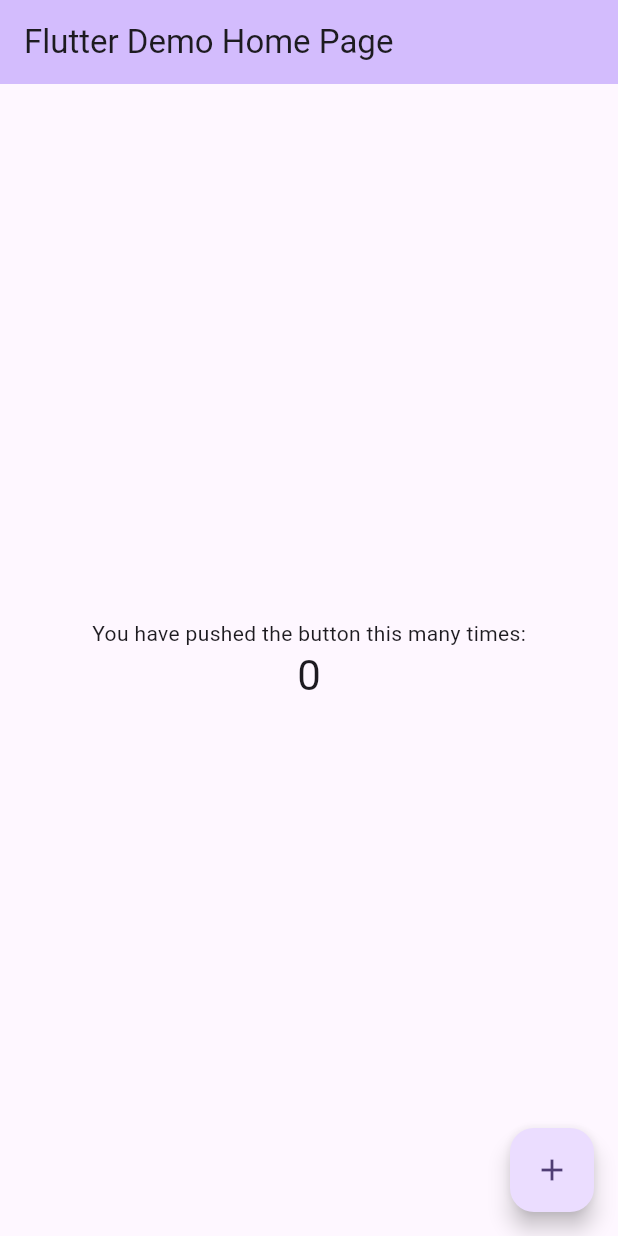
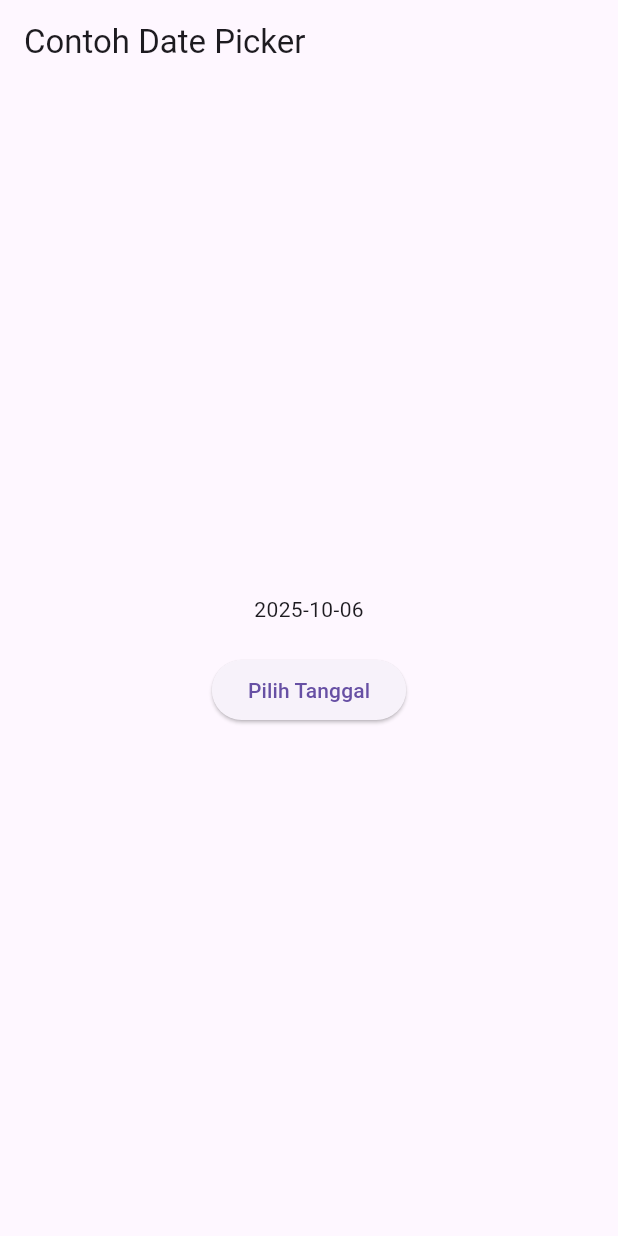
Before and after one commit to GilangAndhika18/flutter-fundamental-part1, a Flutter app: the screen it shows after launch, on a phone screen of 412 x 824 dp. Run offline on Flutter 3.47's test engine with Material 3 defaults, Android fonts, the phone set to English and light mode, and no system bars.

Commit message:
belajar flutter

```diff
--- /dev/null
+++ b/hello_world/lib/basic_widget/date_time_picker.dart
@@ -0,0 +1,47 @@
+import 'dart:async';
+import 'package:flutter/material.dart';
+
+class DatePickerScreen extends StatefulWidget {
+  const DatePickerScreen({Key? key}) : super(key: key);
+
+  @override
+  _DatePickerScreenState createState() => _DatePickerScreenState();
+}
+
+class _DatePickerScreenState extends State<DatePickerScreen> {
+  DateTime selectedDate = DateTime.now();
+
+  Future<void> _selectDate(BuildContext context) async {
+    final DateTime? picked = await showDatePicker(
+      context: context,
+      initialDate: selectedDate,
+      firstDate: DateTime(2015, 8),
+      lastDate: DateTime(2101),
+    );
+    if (picked != null && picked != selectedDate) {
+      setState(() {
+        selectedDate = picked;
+      });
+    }
+  }
+
+  @override
+  Widget build(BuildContext context) {
+    return Scaffold(
+      appBar: AppBar(title: const Text('Contoh Date Picker')),
+      body: Center(
+        child: Column(
+          mainAxisSize: MainAxisSize.min,
+          children: <Widget>[
+            Text("${selectedDate.toLocal()}".split(' ')[0]),
+            const SizedBox(height: 20.0),
+            ElevatedButton(
+              onPressed: () => _selectDate(context),
+              child: const Text('Pilih Tanggal'),
+            ),
+          ],
+        ),
+      ),
+    );
+  }
+}
--- /dev/null
+++ b/hello_world/lib/basic_widget/fab_widget.dart
@@ -0,0 +1,20 @@
+import 'package:flutter/material.dart';
+
+class FabWidget extends StatelessWidget {
+  const FabWidget({Key? key}) : super(key: key);
+
+  @override
+  Widget build(BuildContext context) {
+    return MaterialApp(
+      home: Scaffold(
+        floatingActionButton: FloatingActionButton(
+          onPressed: () {
+            // Add your onPressed code here!
+          },
+          child: const Icon(Icons.thumb_up),
+          backgroundColor: Colors.pink,
+        ),
+      ),
+    );
+  }
+}
--- /dev/null
+++ b/hello_world/lib/basic_widget/loading_cupertino.dart
@@ -0,0 +1,26 @@
+import 'package:flutter/material.dart';
+import 'package:flutter/cupertino.dart';
+
+class LoadingCupertino extends StatelessWidget {
+  const LoadingCupertino({Key? key}) : super(key: key);
+
+  @override
+  Widget build(BuildContext context) {
+    return MaterialApp(
+      home: Container(
+        margin: const EdgeInsets.only(top: 30),
+        color: Colors.white,
+        child: Column(
+          children: <Widget>[
+            CupertinoButton(
+              child: const Text("Contoh button"),
+              onPressed: () {},
+            ),
+            const CupertinoActivityIndicator(),
+          ],
+        ),
+      ),
+    );
+  }
+
+}
--- a/hello_world/lib/main.dart
+++ b/hello_world/lib/main.dart
@@ -1,122 +1,17 @@
+import 'dart:async';
 import 'package:flutter/material.dart';
+import 'package:hello_world/basic_widget/date_time_picker.dart';
 
-void main() {
-  runApp(const MyApp());
-}
+void main() => runApp(const MyApp());
 
 class MyApp extends StatelessWidget {
-  const MyApp({super.key});
+  const MyApp({Key? key}) : super(key: key);
 
-  // This widget is the root of your application.
   @override
   Widget build(BuildContext context) {
-    return MaterialApp(
-      title: 'Flutter Demo',
-      theme: ThemeData(
-        // This is the theme of your application.
-        //
-        // TRY THIS: Try running your application with "flutter run". You'll see
-        // the application has a purple toolbar. Then, without quitting the app,
-        // try changing the seedColor in the colorScheme below to Colors.green
-        // and then invoke "hot reload" (save your changes or press the "hot
-        // reload" button in a Flutter-supported IDE, or press "r" if you used
-        // the command line to start the app).
-        //
-        // Notice that the counter didn't reset back to zero; the application
-        // state is not lost during the reload. To reset the state, use hot
-        // restart instead.
-        //
-        // This works for code too, not just values: Most code changes can be
-        // tested with just a hot reload.
-        colorScheme: ColorScheme.fromSeed(seedColor: Colors.deepPurple),
-      ),
-      home: const MyHomePage(title: 'Flutter Demo Home Page'),
+    return const MaterialApp(
+      title: 'Contoh Date Picker',
+      home: DatePickerScreen(), // 🔹 panggil widget date picker
     );
   }
 }
-
-class MyHomePage extends StatefulWidget {
-  const MyHomePage({super.key, required this.title});
-
-  // This widget is the home page of your application. It is stateful, meaning
-  // that it has a State object (defined below) that contains fields that affect
-  // how it looks.
-
-  // This class is the configuration for the state. It holds the values (in this
-  // case the title) provided by the parent (in this case the App widget) and
-  // used by the build method of the State. Fields in a Widget subclass are
-  // always marked "final".
-
-  final String title;
-
-  @override
-  State<MyHomePage> createState() => _MyHomePageState();
-}
-
-class _MyHomePageState extends State<MyHomePage> {
-  int _counter = 0;
-
-  void _incrementCounter() {
-    setState(() {
-      // This call to setState tells the Flutter framework that something has
-      // changed in this State, which causes it to rerun the build method below
-      // so that the display can reflect the updated values. If we changed
-      // _counter without calling setState(), then the build method would not be
-      // called again, and so nothing would appear to happen.
-      _counter++;
-    });
-  }
-
-  @override
-  Widget build(BuildContext context) {
-    // This method is rerun every time setState is called, for instance as done
-    // by the _incrementCounter method above.
-    //
-    // The Flutter framework has been optimized to make rerunning build methods
-    // fast, so that you can just rebuild anything that needs updating rather
-    // than having to individually change instances of widgets.
-    return Scaffold(
-      appBar: AppBar(
-        // TRY THIS: Try changing the color here to a specific color (to
-        // Colors.amber, perhaps?) and trigger a hot reload to see the AppBar
-        // change color while the other colors stay the same.
-        backgroundColor: Theme.of(context).colorScheme.inversePrimary,
-        // Here we take the value from the MyHomePage object that was created by
-        // the App.build method, and use it to set our appbar title.
-        title: Text(widget.title),
-      ),
-      body: Center(
-        // Center is a layout widget. It takes a single child and positions it
-        // in the middle of the parent.
-        child: Column(
-          // Column is also a layout widget. It takes a list of children and
-          // arranges them vertically. By default, it sizes itself to fit its
-          // children horizontally, and tries to be as tall as its parent.
-          //
-          // Column has various properties to control how it sizes itself and
-          // how it positions its children. Here we use mainAxisAlignment to
-          // center the children vertically; the main axis here is the vertical
-          // axis because Columns are vertical (the cross axis would be
-          // horizontal).
-          //
-          // TRY THIS: Invoke "debug painting" (choose the "Toggle Debug Paint"
-          // action in the IDE, or press "p" in the console), to see the
-          // wireframe for each widget.
-          mainAxisAlignment: MainAxisAlignment.center,
-          children: <Widget>[
-            const Text('You have pushed the button this many times:'),
-            Text(
-              '$_counter',
-              style: Theme.of(context).textTheme.headlineMedium,
-            ),
-          ],
-        ),
-      ),
-      floatingActionButton: FloatingActionButton(
-        onPressed: _incrementCounter,
-        tooltip: 'Increment',
-        child: const Icon(Icons.add),
-      ), // This trailing comma makes auto-formatting nicer for build methods.
-    );
-  }
-}
--- a/hello_world/pubspec.yaml
+++ b/hello_world/pubspec.yaml
@@ -51,6 +51,8 @@ dev_dependencies:
 
 # The following section is specific to Flutter packages.
 flutter:
+  assets:
+    - images/Tamamo cross.jpg
 
   # The following line ensures that the Material Icons font is
   # included with your application, so that you can use the icons in
```
Also changed, not shown: hello_world/lib/basic_widget/dialog_widget.dart (added, +28 -0 lines), hello_world/lib/basic_widget/image_widget.dart (added, +12 -0 lines), hello_world/lib/basic_widget/input_widget.dart (added, +20 -0 lines), hello_world/lib/basic_widget/scaffold_widget.dart (added, +46 -0 lines), hello_world/lib/basic_widget/text_widget.dart (added, +13 -0 lines), hello_world/images/Input_widget.png (added), hello_world/images/Screenshot (1362).png (added), hello_world/images/Tamamo cross.jpg (added), hello_world/images/date_picker_widget.png (added), hello_world/images/dialog_widget.png (added), hello_world/images/images_widget.png (added), hello_world/images/run di hp.jpeg (added), hello_world/images/scaffold_widget.png (added), hello_world/images/text_widget.png (added), 1 other file.
